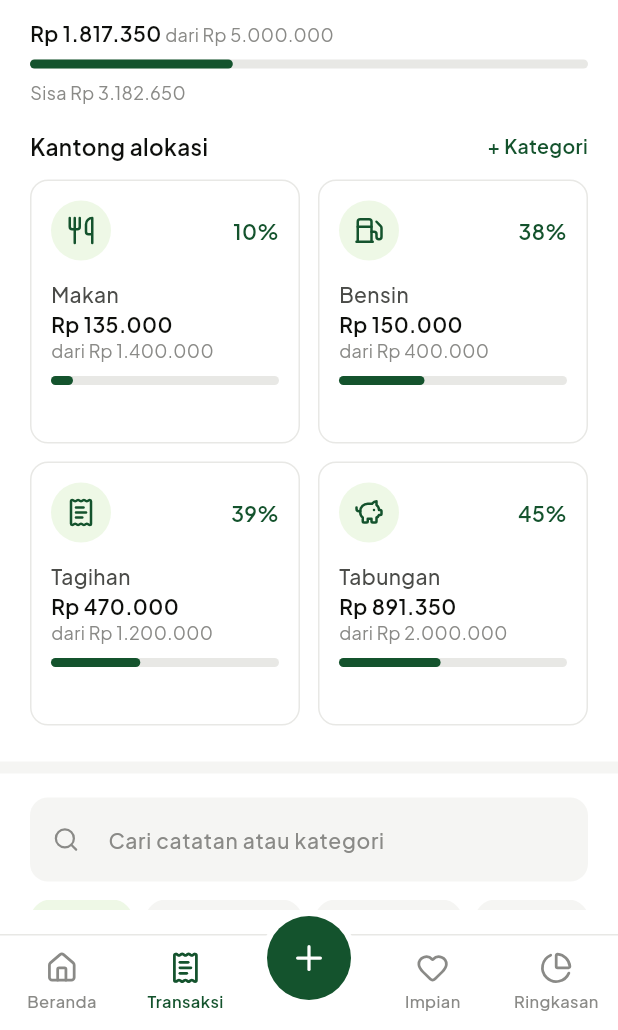
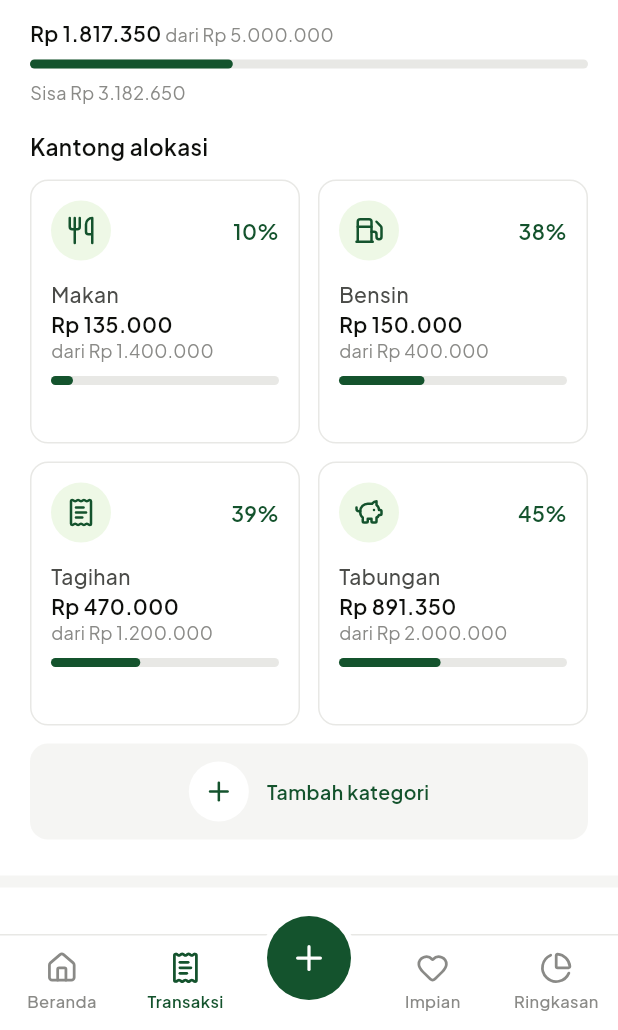
Before and after one commit to Nagikiri/KasHarian, a Flutter app: the screen it shows after launch, item 2 of the bottom bar chosen, on a phone screen of 412 x 824 dp, the part 206-1236 px from its top. Run offline on Flutter 3.47's test engine with Material 3 defaults, Android fonts, the phone set to English and light mode, and no system bars; our stand-ins replace fl_chart, lucide_icons_flutter; network calls fail.

Commit message:
V1: uang keluar netral, tampilan kosong seragam, kartu tambah

```diff
--- a/lib/screens/transaksi_screen.dart
+++ b/lib/screens/transaksi_screen.dart
@@ -17,6 +17,8 @@ import '../widgets/header_rentang.dart';
 import '../widgets/judul_seksi.dart';
 import '../widgets/kartu_kantong.dart';
 import '../widgets/sheet_detail_transaksi.dart';
+import '../widgets/sheet_tambah_budget.dart';
+import '../widgets/tampilan_kosong.dart';
 import '../widgets/tombol_pill.dart';
 import 'budget_screen.dart';
 
@@ -188,15 +190,20 @@ class _TransaksiScreenState extends State<TransaksiScreen> {
     return Column(
       crossAxisAlignment: CrossAxisAlignment.stretch,
       children: [
-        JudulSeksi(
-          judul: 'Kantong alokasi',
-          aksi: '+ Kategori',
-          onAksi: _bukaBudget,
-        ),
+        const JudulSeksi(judul: 'Kantong alokasi'),
         const SizedBox(height: JarakApp.j12),
         GridKartu(
-          teksKosong: 'Belum ada kategori anggaran',
           daftar: [for (var b in AppData.daftarBudget) _bangunKartu(b)],
+          kosong: TampilanKosong(
+            ikon: LucideIcons.wallet,
+            judul: 'Belum ada kategori anggaran',
+            kalimat:
+                'Atur batas belanja per kategori supaya pengeluaran terpantau.',
+            labelTombol: 'Tambah kategori',
+            onTekan: () => bukaTambahBudget(context),
+          ),
+          labelTambah: 'Tambah kategori',
+          onTambah: () => bukaTambahBudget(context),
         ),
       ],
     );
@@ -250,13 +257,10 @@ class _TransaksiScreenState extends State<TransaksiScreen> {
       _awal,
       _akhir,
     ).where(_cocok).toList();
-    bool adaSaringan = _filter != 0 || _kataKunci.isNotEmpty;
-    String teksKosong = adaSaringan
-        ? 'Tidak ada transaksi yang sesuai'
-        : 'Belum ada transaksi di ${_rentang == null ? 'bulan' : 'rentang'} ini';
     return DaftarTransaksi(
       daftar: daftar,
-      teksKosong: teksKosong,
+      adaSaringan: _filter != 0 || _kataKunci.isNotEmpty,
+      modeRentang: _rentang != null,
       onTekan: _bukaDetail,
     );
   }
--- a/lib/widgets/baris_transaksi.dart
+++ b/lib/widgets/baris_transaksi.dart
@@ -29,10 +29,11 @@ class BarisTransaksi extends StatelessWidget {
     return '${tanda}Rp ${formatTitik(t.nominal)}';
   }
 
+  // Merah hanya untuk peringatan, jadi uang keluar biasa cukup teksUtama dengan tanda -.
   static Color warnaNominal(CatatanTransaksi t) {
     if (t.isPemasukan) return WarnaApp.primer;
     if (t.isTransfer) return WarnaApp.teksKedua;
-    return WarnaApp.bahaya;
+    return WarnaApp.teksUtama;
   }
 
   // Transfer menampilkan arah perpindahan uang, transaksi lain menampilkan kategori.
--- a/lib/widgets/baris_utang.dart
+++ b/lib/widgets/baris_utang.dart
@@ -24,7 +24,7 @@ class BarisUtang extends StatelessWidget {
   Widget build(BuildContext context) {
     bool piutang = utang.jenis == 'Piutang';
     String tanda = piutang ? '+' : '-';
-    Color warnaNominal = piutang ? WarnaApp.primer : WarnaApp.bahaya;
+    Color warnaNominal = piutang ? WarnaApp.primer : WarnaApp.teksUtama;
 
     return Opacity(
       opacity: utang.lunas ? 0.5 : 1,
--- a/lib/widgets/grid_kartu.dart
+++ b/lib/widgets/grid_kartu.dart
@@ -1,43 +1,57 @@
 import 'package:flutter/material.dart';
 
 import '../theme/app_theme.dart';
+import 'kartu_tambah.dart';
 
-// Menyusun kartu jadi 2 kolom. Dipakai Kantong alokasi dan Impianku.
+// Menyusun kartu jadi 2 kolom, ditutup kartu Tambah. Dipakai Kantong alokasi dan Impianku.
 class GridKartu extends StatelessWidget {
   final List<Widget> daftar;
-  final String teksKosong;
+  final Widget kosong;
+  final String labelTambah;
+  final VoidCallback onTambah;
 
-  const GridKartu({super.key, required this.daftar, required this.teksKosong});
+  const GridKartu({
+    super.key,
+    required this.daftar,
+    required this.kosong,
+    required this.labelTambah,
+    required this.onTambah,
+  });
 
   @override
   Widget build(BuildContext context) {
-    if (daftar.isEmpty) {
-      return Padding(
-        padding: const EdgeInsets.symmetric(vertical: JarakApp.j16),
-        child: Text(teksKosong, style: TeksApp.kecil),
-      );
-    }
+    if (daftar.isEmpty) return kosong;
 
+    List<Widget> semua = [
+      ...daftar,
+      KartuTambah(label: labelTambah, onTekan: onTambah),
+    ];
     return Column(
-      children: [for (int i = 0; i < daftar.length; i += 2) _bangunBaris(i)],
+      children: [
+        for (int i = 0; i < semua.length; i += 2) _bangunBaris(semua, i),
+      ],
     );
   }
 
   // IntrinsicHeight + stretch membuat dua kartu dalam satu baris sama tinggi.
-  Widget _bangunBaris(int i) {
-    bool adaKanan = i + 1 < daftar.length;
+  Widget _bangunBaris(List<Widget> semua, int i) {
+    // Yang bisa sendirian di baris terakhir hanya kartu Tambah, jadi dibuat mendatar selebar dua kolom.
+    Widget baris = i + 1 < semua.length
+        ? IntrinsicHeight(
+            child: Row(
+              crossAxisAlignment: CrossAxisAlignment.stretch,
+              children: [
+                Expanded(child: semua[i]),
+                const SizedBox(width: JarakApp.j12),
+                Expanded(child: semua[i + 1]),
+              ],
+            ),
+          )
+        : KartuTambah(label: labelTambah, onTekan: onTambah, mendatar: true);
+
     return Padding(
       padding: EdgeInsets.only(top: i > 0 ? JarakApp.j12 : 0),
-      child: IntrinsicHeight(
-        child: Row(
-          crossAxisAlignment: CrossAxisAlignment.stretch,
-          children: [
-            Expanded(child: daftar[i]),
-            const SizedBox(width: JarakApp.j12),
-            Expanded(child: adaKanan ? daftar[i + 1] : const SizedBox.shrink()),
-          ],
-        ),
-      ),
+      child: baris,
     );
   }
 }
--- /dev/null
+++ b/lib/widgets/kartu_tambah.dart
@@ -0,0 +1,67 @@
+import 'package:flutter/material.dart';
+import 'package:lucide_icons_flutter/lucide_icons.dart';
+
+import '../theme/app_theme.dart';
+
+// Kartu terakhir di GridKartu. mendatar = true kalau kartu ini sendirian di barisnya.
+class KartuTambah extends StatelessWidget {
+  final String label;
+  final VoidCallback onTekan;
+  final bool mendatar;
+
+  const KartuTambah({
+    super.key,
+    required this.label,
+    required this.onTekan,
+    this.mendatar = false,
+  });
+
+  @override
+  Widget build(BuildContext context) {
+    BorderRadius sudut = BorderRadius.circular(RadiusApp.input);
+    Widget lingkaran = Container(
+      width: 40,
+      height: 40,
+      decoration: const BoxDecoration(
+        color: WarnaApp.latar,
+        shape: BoxShape.circle,
+      ),
+      child: const Icon(LucideIcons.plus, size: 20, color: WarnaApp.primer),
+    );
+    Text teks = Text(
+      label,
+      style: TeksApp.tombolKecil.copyWith(color: WarnaApp.primer),
+      textAlign: TextAlign.center,
+    );
+
+    Widget isi = mendatar
+        ? SizedBox(
+            height: 64,
+            child: Row(
+              mainAxisAlignment: MainAxisAlignment.center,
+              children: [
+                lingkaran,
+                const SizedBox(width: JarakApp.j12),
+                teks,
+              ],
+            ),
+          )
+        : Padding(
+            padding: const EdgeInsets.all(JarakApp.dalamKartu),
+            child: Column(
+              mainAxisAlignment: MainAxisAlignment.center,
+              children: [
+                lingkaran,
+                const SizedBox(height: JarakApp.j8),
+                teks,
+              ],
+            ),
+          );
+
+    return Material(
+      color: WarnaApp.latarSeksi,
+      borderRadius: sudut,
+      child: InkWell(onTap: onTekan, borderRadius: sudut, child: isi),
+    );
+  }
+}
--- a/lib/widgets/tombol_pill.dart
+++ b/lib/widgets/tombol_pill.dart
@@ -9,6 +9,8 @@ class TombolPill extends StatelessWidget {
   final bool terpilih;
   final bool kecil;
   final bool ikonDiKanan;
+  // Latar primer untuk satu aksi utama, misalnya tombol di TampilanKosong.
+  final bool penuh;
 
   const TombolPill({
     super.key,
@@ -18,17 +20,23 @@ class TombolPill extends StatelessWidget {
     this.terpilih = false,
     this.kecil = false,
     this.ikonDiKanan = false,
+    this.penuh = false,
   });
 
   @override
   Widget build(BuildContext context) {
     Color warnaTeks = terpilih ? WarnaApp.primer : WarnaApp.teksUtama;
+    Color warnaLatar = terpilih ? WarnaApp.aksenLembut : WarnaApp.latarSeksi;
+    if (penuh) {
+      warnaTeks = WarnaApp.diAtasPrimer;
+      warnaLatar = WarnaApp.primer;
+    }
     Widget? gambarIkon = ikon == null
         ? null
         : Icon(ikon, size: 16, color: warnaTeks);
 
     return Material(
-      color: terpilih ? WarnaApp.aksenLembut : WarnaApp.latarSeksi,
+      color: warnaLatar,
       borderRadius: BorderRadius.circular(RadiusApp.pill),
       child: InkWell(
         onTap: onTekan,
```
Also changed, not shown: lib/screens/budget_screen.dart (+6 -24 lines), lib/screens/dashboard_screen.dart (+7 -6 lines), lib/screens/pengaturan_kategori_screen.dart (+5 -2 lines), lib/screens/utang_screen.dart (+20 -6 lines), lib/screens/wishlist_screen.dart (+11 -6 lines), lib/widgets/daftar_transaksi.dart (+23 -8 lines), lib/widgets/distribusi_kategori.dart (+6 -6 lines), lib/widgets/sheet_tambah_budget.dart (+20 -0 lines), lib/widgets/tampilan_kosong.dart (added, +52 -0 lines).
